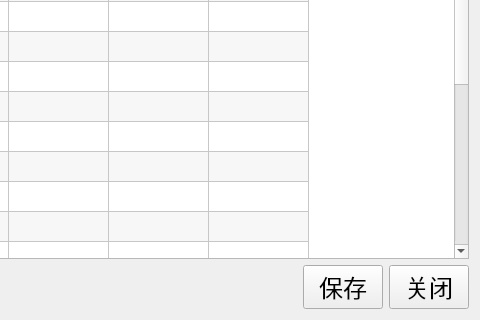
Qt form ui/page_elements/zone_detail_page/Detailpage.ui (ArcherLuo233/election-s-prediction) before a commit; both pictures show x 603 to 1083 and y 465 to 785 of the 1083 by 785 pixel window.
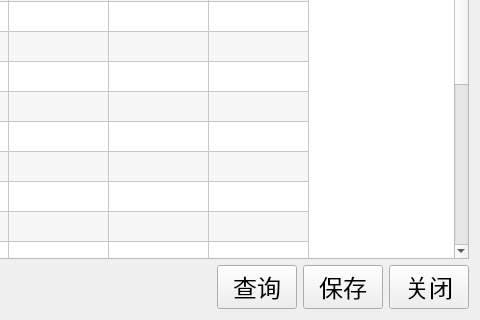
The same form after that commit.

Commit message: 地区人名 搜索

Patch:
```diff
--- a/ui/page_elements/zone_detail_page/Detailpage.ui
+++ b/ui/page_elements/zone_detail_page/Detailpage.ui
@@ -613,6 +613,19 @@
                             </property>
                         </spacer>
                     </item>
+     <item>
+      <widget class="QPushButton" name="btn_search">
+       <property name="font">
+        <font>
+         <family>华文新魏</family>
+         <pointsize>18</pointsize>
+        </font>
+       </property>
+       <property name="text">
+        <string>查询</string>
+       </property>
+      </widget>
+     </item>
                     <item>
                         <widget class="QPushButton" name="btn_save">
                             <property name="font">
```
Left out of the diff: 2 changed lines with no effect on the pictures. Lines whose indentation alone changed are shown as unchanged. The commit also changes 2 other files.
